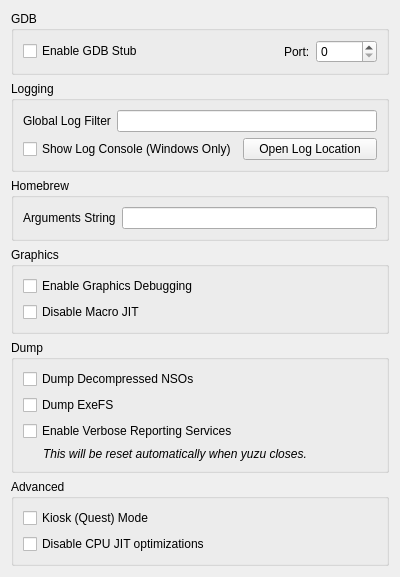
This is src/yuzu/configuration/configure_debug.ui in formylover/yuzu-early-access as Qt 5 draws it before an edit. The edited form follows.
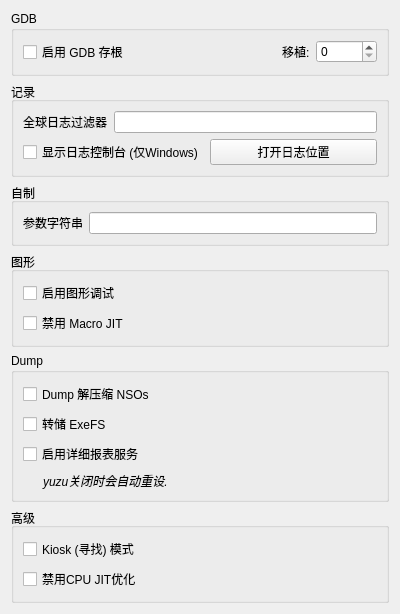
This is the edited form.

Patch:
```diff
--- a/src/yuzu/configuration/configure_debug.ui
+++ b/src/yuzu/configuration/configure_debug.ui
@@ -27,7 +27,7 @@
           <item>
            <widget class="QCheckBox" name="toggle_gdbstub">
             <property name="text">
-             <string>Enable GDB Stub</string>
+             <string>启用 GDB 存根</string>
             </property>
            </widget>
           </item>
@@ -47,7 +47,7 @@
           <item>
            <widget class="QLabel" name="label_1">
             <property name="text">
-             <string>Port:</string>
+             <string>移植:</string>
             </property>
            </widget>
           </item>
@@ -68,7 +68,7 @@
    <item>
     <widget class="QGroupBox" name="groupBox_2">
      <property name="title">
-      <string>Logging</string>
+      <string>记录</string>
      </property>
      <layout class="QVBoxLayout" name="verticalLayout_4">
       <item>
@@ -76,7 +76,7 @@
         <item>
          <widget class="QLabel" name="label_2">
           <property name="text">
-           <string>Global Log Filter</string>
+           <string>全球日志过滤器</string>
           </property>
          </widget>
         </item>
@@ -90,14 +90,14 @@
         <item>
          <widget class="QCheckBox" name="toggle_console">
           <property name="text">
-           <string>Show Log Console (Windows Only)</string>
+           <string>显示日志控制台 (仅Windows)</string>
           </property>
          </widget>
         </item>
         <item>
          <widget class="QPushButton" name="open_log_button">
           <property name="text">
-           <string>Open Log Location</string>
+           <string>打开日志位置</string>
           </property>
          </widget>
         </item>
@@ -109,7 +109,7 @@
    <item>
     <widget class="QGroupBox" name="groupBox_3">
      <property name="title">
-      <string>Homebrew</string>
+      <string>自制</string>
      </property>
      <layout class="QVBoxLayout" name="verticalLayout_5">
       <item>
@@ -117,7 +117,7 @@
         <item>
          <widget class="QLabel" name="label_3">
           <property name="text">
-           <string>Arguments String</string>
+           <string>参数字符串</string>
           </property>
          </widget>
         </item>
@@ -132,7 +132,7 @@
    <item>
     <widget class="QGroupBox" name="groupBox_4">
      <property name="title">
-      <string>Graphics</string>
+      <string>图形</string>
      </property>
      <layout class="QVBoxLayout" name="verticalLayout_6">
       <item>
@@ -144,7 +144,7 @@
          <string>When checked, the graphics API enters in a slower debugging mode</string>
         </property>
         <property name="text">
-         <string>Enable Graphics Debugging</string>
+         <string>启用图形调试</string>
         </property>
        </widget>
       </item>
@@ -157,7 +157,7 @@
          <string>When checked, it disables the macro Just In Time compiler. Enabled this makes games run slower</string>
         </property>
         <property name="text">
-         <string>Disable Macro JIT</string>
+         <string>禁用 Macro JIT</string>
         </property>
        </widget>
       </item>
@@ -176,7 +176,7 @@
          <string>When checked, any NSO yuzu tries to load or patch will be copied decompressed to the yuzu/dump directory.</string>
         </property>
         <property name="text">
-         <string>Dump Decompressed NSOs</string>
+         <string>Dump 解压缩 NSOs</string>
         </property>
        </widget>
       </item>
@@ -186,14 +186,14 @@
          <string>When checked, any game that yuzu loads will have its ExeFS dumped to the yuzu/dump directory.</string>
         </property>
         <property name="text">
-         <string>Dump ExeFS</string>
+         <string>转储 ExeFS</string>
         </property>
        </widget>
       </item>
       <item>
        <widget class="QCheckBox" name="reporting_services">
         <property name="text">
-         <string>Enable Verbose Reporting Services</string>
+         <string>启用详细报表服务</string>
         </property>
        </widget>
       </item>
@@ -205,7 +205,7 @@
          </font>
         </property>
         <property name="text">
-         <string>This will be reset automatically when yuzu closes.</string>
+         <string>yuzu关闭时会自动重设.</string>
         </property>
         <property name="indent">
          <number>20</number>
@@ -218,20 +218,20 @@
    <item>
     <widget class="QGroupBox" name="groupBox_6">
      <property name="title">
-      <string>Advanced</string>
+      <string>高级</string>
      </property>
      <layout class="QVBoxLayout" name="verticalLayout_7">
       <item>
        <widget class="QCheckBox" name="quest_flag">
         <property name="text">
-         <string>Kiosk (Quest) Mode</string>
+         <string>Kiosk (寻找) 模式</string>
         </property>
        </widget>
       </item>
       <item>
        <widget class="QCheckBox" name="disable_cpu_opt">
         <property name="text">
-         <string>Disable CPU JIT optimizations</string>
+         <string>禁用CPU JIT优化</string>
         </property>
        </widget>
       </item>
```
Left out of the diff: 8 changed lines with no effect on the pictures.
